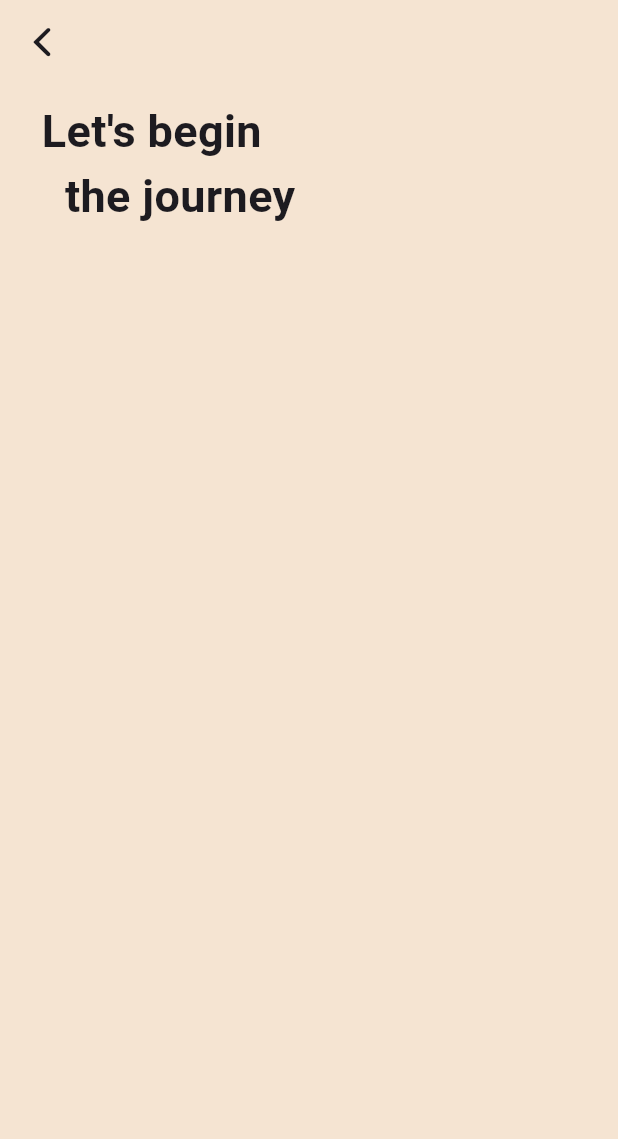
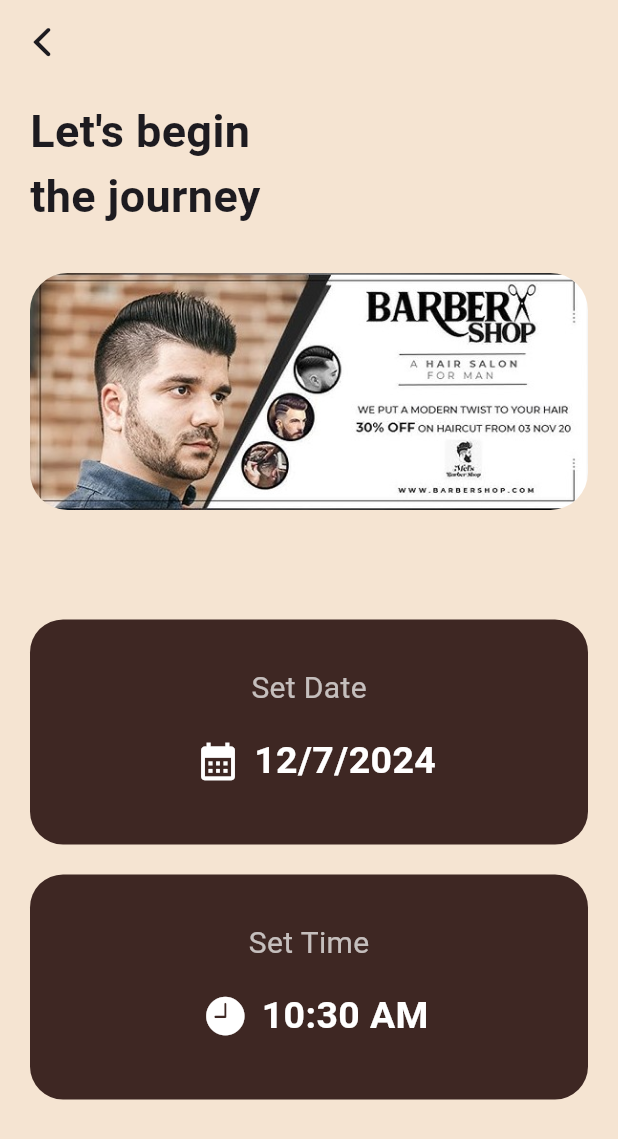
Before and after one commit to saliq03/Trimly, a Flutter app: the Booking screen opened directly with empty values, on a phone screen of 412 x 824 dp. Shown: the top 1139 px of the screen. Run offline on Flutter 3.47's test engine with Material 3 defaults, Android fonts, the light colour scheme and no system bars.

Commit message:
booking screen designed and functionality added

```diff
--- a/lib/pages/Booking.dart
+++ b/lib/pages/Booking.dart
@@ -1,3 +1,5 @@
+import 'dart:math';
+
 import 'package:flutter/cupertino.dart';
 import 'package:flutter/material.dart';
 
@@ -12,9 +14,34 @@ class Booking extends StatefulWidget {
 }
 
 class _BookingState extends State<Booking> {
+  DateTime _selectedDate=DateTime.now();
+  TimeOfDay _selectedTime=TimeOfDay.now();
+
+  Future<void> SelectDate()async{
+    final DateTime? picked=await showDatePicker(
+        context: context,
+        initialDate: _selectedDate,
+        firstDate: DateTime(2024),
+        lastDate: DateTime(2025));
+    if(picked!=null){
+      setState(() {
+        _selectedDate=picked;
+      });
+    }
+  }
+
+  Future<void> SelectTime()async{
+    final TimeOfDay? picked=await showTimePicker(
+        context: context,
+        initialTime: _selectedTime);
+    if(picked!=null){
+      setState(() {
+        _selectedTime=picked;
+      });
+    }
+  }
   @override
   Widget build(BuildContext context) {
-
     return Scaffold(
         backgroundColor: Color.fromARGB(255, 245, 228, 210),
       appBar: AppBar(
@@ -23,9 +50,60 @@ class _BookingState extends State<Booking> {
     ),
       body: Container(
         padding: EdgeInsets.symmetric(horizontal: 20,vertical: 10),
-        child: Column(
+        child: Column(crossAxisAlignment: CrossAxisAlignment.start,
           children: [
-            Text(" Let's begin\n   the journey",style: TextStyle(fontSize: 30,fontWeight: FontWeight.bold),)
+            Text("Let's begin\nthe journey",style: TextStyle(fontSize: 30,fontWeight: FontWeight.bold),),
+            SizedBox(height: 30,),
+            ClipRRect(borderRadius: BorderRadius.circular(25),
+                child: Image.asset("assets/images/off.jpg",width: MediaQuery.of(context).size.width,)),
+            SizedBox(height: 20,),
+
+            Text(widget.Service,style: TextStyle(color:Colors.black,fontWeight: FontWeight.bold,fontSize: 30),),
+
+            Container(
+              margin: EdgeInsets.symmetric(vertical: 10),
+              height: 150,
+              width: MediaQuery.of(context).size.width,
+              decoration: BoxDecoration(
+                borderRadius: BorderRadius.circular(22),
+                color: Color(0xFF3E2723)
+              ),
+              child: Column(
+                mainAxisAlignment: MainAxisAlignment.center,
+                children: [
+                  Text("Set Date",style: TextStyle(color: Colors.white70,fontSize: 20),),
+                  SizedBox(height: 10,),
+                  Row(mainAxisAlignment: MainAxisAlignment.center,
+                    children: [
+                    IconButton(onPressed: (){SelectDate();}, icon: Icon(Icons.calendar_month,color: Colors.white,size: 30,)),
+                    Text("${_selectedDate.day}/${_selectedDate.month}/${_selectedDate.year}",style: TextStyle(color: Colors.white,fontSize: 25,fontWeight: FontWeight.bold),),
+                  ],)
+                ],
+              ),
+            ),
+            Container(
+              margin: EdgeInsets.symmetric(vertical: 10),
+              height: 150,
+              width: MediaQuery.of(context).size.width,
+              decoration: BoxDecoration(
+                  borderRadius: BorderRadius.circular(22),
+                  color: Color(0xFF3E2723)
+              ),
+              child: Column(
+                mainAxisAlignment: MainAxisAlignment.center,
+                children: [
+                  Text("Set Time",style: TextStyle(color: Colors.white70,fontSize: 20),),
+                  SizedBox(height: 10,),
+                  Row(mainAxisAlignment: MainAxisAlignment.center,
+                    children: [
+                      IconButton(onPressed: (){SelectTime();}, icon: Icon(CupertinoIcons.clock_fill,color: Colors.white,size: 30,)),
+                      Text(_selectedTime.format(context),style: TextStyle(color: Colors.white,fontSize: 25,fontWeight: FontWeight.bold),),
+                    ],)
+                ],
+              ),
+            ),
+
+
           ],
         ),
       ),
```
Also changed, not shown: assets/images/off.jpg (added).
